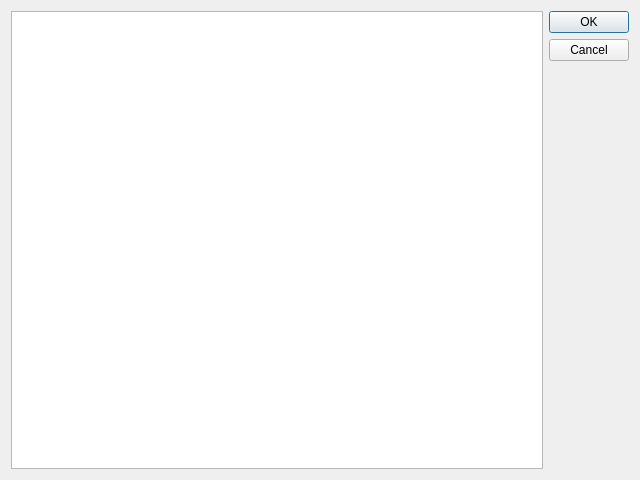
This is Window/SharpenDialog.ui in Metalhead33/ChromoshpereThesis as Qt 5 draws it before an edit. The edited form follows.
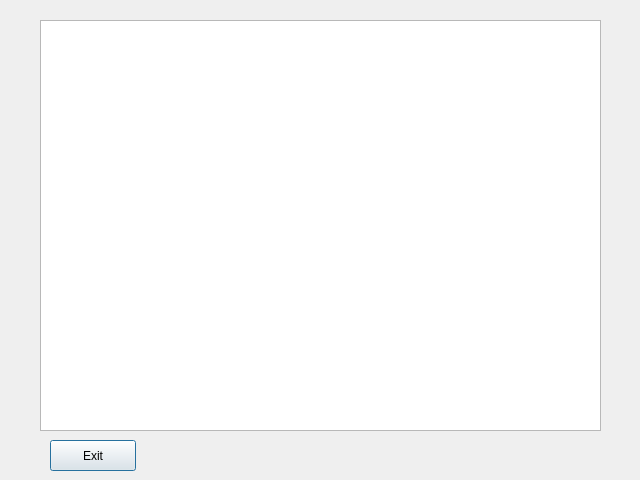
This is the edited form.

```diff
--- a/Window/SharpenDialog.ui
+++ b/Window/SharpenDialog.ui
@@ -13,21 +13,29 @@
   <property name="windowTitle">
    <string>Dialog</string>
   </property>
-  <layout class="QGridLayout" name="gridLayout">
-   <item row="0" column="0">
-    <widget class="QGraphicsView" name="graphicsView"/>
-   </item>
-   <item row="0" column="1">
-    <widget class="QDialogButtonBox" name="buttonBox">
-     <property name="orientation">
-      <enum>Qt::Vertical</enum>
-     </property>
-     <property name="standardButtons">
-      <set>QDialogButtonBox::Cancel|QDialogButtonBox::Ok</set>
-     </property>
-    </widget>
-   </item>
-  </layout>
+  <widget class="QListWidget" name="listWidget">
+   <property name="geometry">
+    <rect>
+     <x>40</x>
+     <y>20</y>
+     <width>561</width>
+     <height>411</height>
+    </rect>
+   </property>
+  </widget>
+  <widget class="QPushButton" name="pushButton">
+   <property name="geometry">
+    <rect>
+     <x>50</x>
+     <y>440</y>
+     <width>86</width>
+     <height>31</height>
+    </rect>
+   </property>
+   <property name="text">
+    <string>Exit</string>
+   </property>
+  </widget>
  </widget>
  <resources/>
  <connections>
```
Left out of the diff: 35 changed lines with no effect on the pictures.
